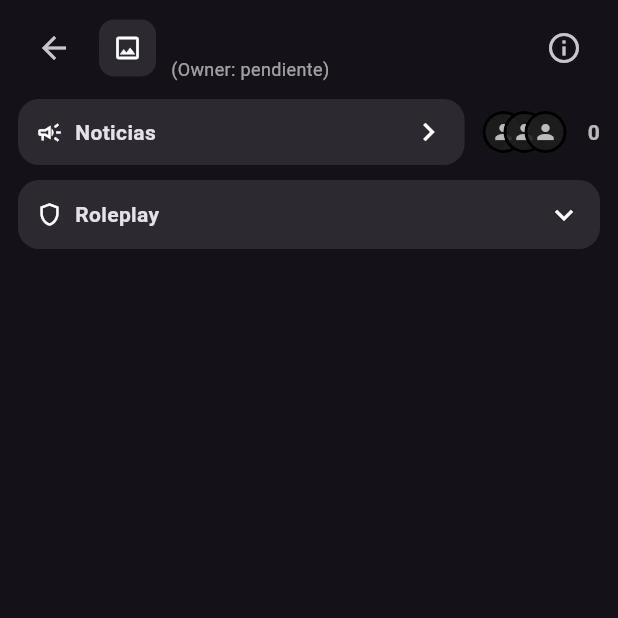
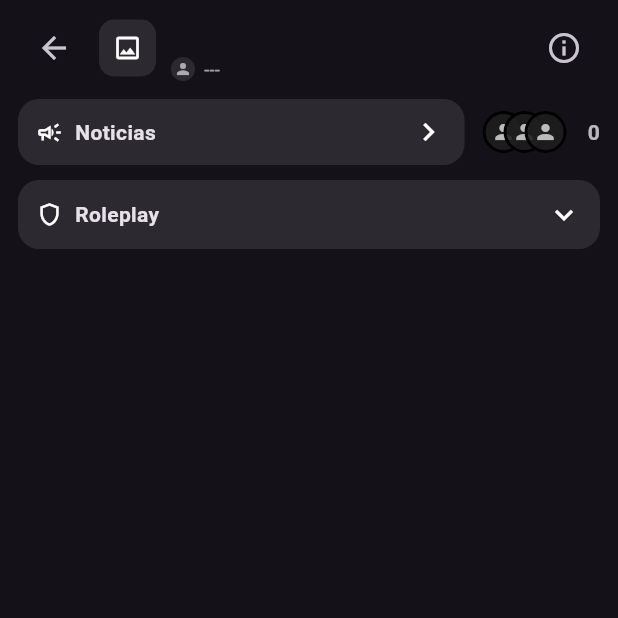
Before and after one commit to juangj-opg/zyraverse, a Flutter app: the ChatScreen screen opened directly with empty values, on a phone screen of 412 x 824 dp, the top half of it. Run offline on Flutter 3.47's test engine with Material 3 defaults, Android fonts, the light colour scheme and no system bars; our stand-ins replace cloud_firestore, firebase_auth, firebase_core, google_sign_in; accounts and stored records are empty.

Commit message:
Sistema de owner de las salas en funcionamiento

```diff
--- a/lib/features/chat/chat_screen.dart
+++ b/lib/features/chat/chat_screen.dart
@@ -129,7 +129,7 @@ class _ChatScreenState extends State<ChatScreen> {
         final roomData = roomSnap.data?.data() ?? {};
 
         final roomName = (roomData['name'] as String?) ?? widget.room.name;
-        final ownerText = '(Owner: pendiente)';
+        final ownerUid = (roomData['ownerUid'] as String?)?.trim();
 
         final memberCount = (roomData['memberCount'] is int)
             ? roomData['memberCount'] as int
@@ -142,13 +142,35 @@ class _ChatScreenState extends State<ChatScreen> {
           builder: (context, memberSnap) {
             final isMember = memberSnap.data?.exists == true;
 
+            // Owner lookup (B): tiramos de /users/{ownerUid}. Si no existe o es null, mostramos '---'.
+            final Stream<DocumentSnapshot<Map<String, dynamic>>>? ownerStream =
+                (ownerUid == null || ownerUid.isEmpty)
+                    ? null
+                    : FirebaseFirestore.instance.collection('users').doc(ownerUid).snapshots();
+
             return Scaffold(
               body: SafeArea(
                 child: Column(
                   children: [
-                    HeaderRoom(
+                    StreamBuilder<DocumentSnapshot<Map<String, dynamic>>>(
+                      stream: ownerStream,
+                      builder: (context, ownerSnap) {
+                        String ownerDisplayName = '---';
+                        String? ownerPhotoUrl;
+
+                        if (ownerUid != null && ownerUid.isNotEmpty) {
+                          final data = ownerSnap.data?.data();
+                          if (ownerSnap.data?.exists == true && data != null) {
+                            final dn = (data['displayName'] as String?)?.trim();
+                            ownerDisplayName = (dn != null && dn.isNotEmpty) ? dn : '---';
+                            ownerPhotoUrl = (data['photoURL'] as String?)?.trim();
+                          }
+                        }
+
+                        return HeaderRoom(
                           roomName: roomName,
-                      ownerText: ownerText,
+                          ownerDisplayName: ownerDisplayName,
+                          ownerPhotoUrl: ownerPhotoUrl,
                           memberCount: memberCount,
                           onBack: () => Navigator.pop(context),
                           onInfo: () {
@@ -164,6 +186,8 @@ class _ChatScreenState extends State<ChatScreen> {
                                   ),
                                 ],
                               ),
+                            );
+                          },
                         );
                       },
                     ),
--- a/lib/features/chat/widgets/header_room/header_room.dart
+++ b/lib/features/chat/widgets/header_room/header_room.dart
@@ -8,7 +8,8 @@ import 'header_room_info.dart';
 /// - infoRoom (noticias + miembros + selector roleplay)
 class HeaderRoom extends StatelessWidget {
   final String roomName;
-  final String ownerText;
+  final String ownerDisplayName;
+  final String? ownerPhotoUrl;
   final int memberCount;
 
   final VoidCallback onBack;
@@ -17,7 +18,8 @@ class HeaderRoom extends StatelessWidget {
   const HeaderRoom({
     super.key,
     required this.roomName,
-    required this.ownerText,
+    required this.ownerDisplayName,
+    required this.ownerPhotoUrl,
     required this.memberCount,
     required this.onBack,
     required this.onInfo,
@@ -31,7 +33,8 @@ class HeaderRoom extends StatelessWidget {
         children: [
           HeaderRoomHeader(
             roomName: roomName,
-            ownerText: ownerText,
+            ownerDisplayName: ownerDisplayName,
+            ownerPhotoUrl: ownerPhotoUrl,
             onBack: onBack,
             onInfo: onInfo,
           ),
--- a/lib/features/chat/widgets/header_room/header_room_header.dart
+++ b/lib/features/chat/widgets/header_room/header_room_header.dart
@@ -4,7 +4,8 @@ import 'package:flutter/material.dart';
 /// flecha + imagen placeholder + titulo + owner + icono info
 class HeaderRoomHeader extends StatelessWidget {
   final String roomName;
-  final String ownerText;
+  final String ownerDisplayName;
+  final String? ownerPhotoUrl;
 
   final VoidCallback onBack;
   final VoidCallback onInfo;
@@ -12,10 +13,45 @@ class HeaderRoomHeader extends StatelessWidget {
   const HeaderRoomHeader({
     super.key,
     required this.roomName,
-    required this.ownerText,
+    required this.ownerDisplayName,
+    required this.ownerPhotoUrl,
     required this.onBack,
     required this.onInfo,
   });
+
+  Widget _ownerAvatar() {
+    final url = (ownerPhotoUrl ?? '').trim();
+
+    Widget fallback() {
+      return Container(
+        width: 16,
+        height: 16,
+        decoration: const BoxDecoration(
+          shape: BoxShape.circle,
+          color: Colors.white10,
+        ),
+        child: const Center(
+          child: Icon(
+            Icons.person,
+            size: 12,
+            color: Colors.white60,
+          ),
+        ),
+      );
+    }
+
+    if (url.isEmpty) return fallback();
+
+    return ClipOval(
+      child: Image.network(
+        url,
+        width: 16,
+        height: 16,
+        fit: BoxFit.cover,
+        errorBuilder: (_, __, ___) => fallback(),
+      ),
+    );
+  }
 
   @override
   Widget build(BuildContext context) {
@@ -49,13 +85,21 @@ class HeaderRoomHeader extends StatelessWidget {
                 overflow: TextOverflow.ellipsis,
               ),
               const SizedBox(height: 2),
-              Text(
-                ownerText,
-                style: const TextStyle(
-                  fontSize: 12,
-                  color: Colors.white60,
-                ),
-                overflow: TextOverflow.ellipsis,
+              Row(
+                children: [
+                  _ownerAvatar(),
+                  const SizedBox(width: 6),
+                  Expanded(
+                    child: Text(
+                      ownerDisplayName,
+                      style: const TextStyle(
+                        fontSize: 12,
+                        color: Colors.white60,
+                      ),
+                      overflow: TextOverflow.ellipsis,
+                    ),
+                  ),
+                ],
               ),
             ],
           ),
```
Lines whose indentation alone changed are shown as unchanged.
